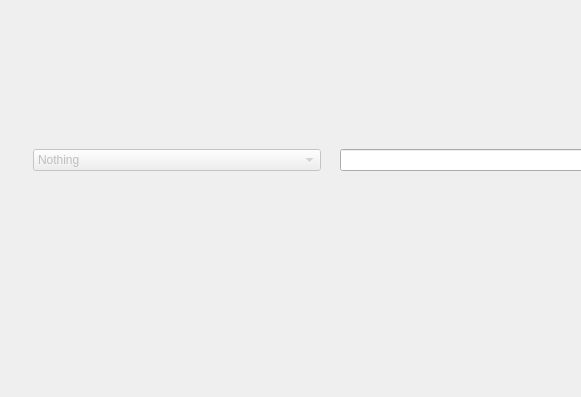
Above: ui/mainwindow.ui from Dwarf-Therapist/Dwarf-Therapist before the change; both pictures show x 0 to 581 and y 118 to 515 of the 1260 by 515 pixel window. Below: the same form after it.
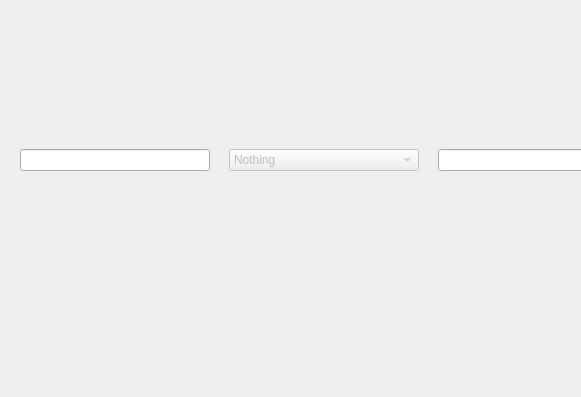
That is the form after the change. Icons and pictures are not drawn. Custom widgets are drawn as their Qt base class.

Patch:
```diff
--- a/ui/mainwindow.ui
+++ b/ui/mainwindow.ui
@@ -55,6 +55,9 @@
     <item>
      <widget class="QWidget" name="toolbar_placeholder" native="true">
       <layout class="QHBoxLayout" name="horizontalLayout">
+       <item>
+        <widget class="QLineEdit" name="lineEdit"/>
+       </item>
        <item>
         <widget class="QLabel" name="lbl_group_by">
          <property name="sizePolicy">
```
Left out of the diff: 61 changed lines with no effect on the pictures.
